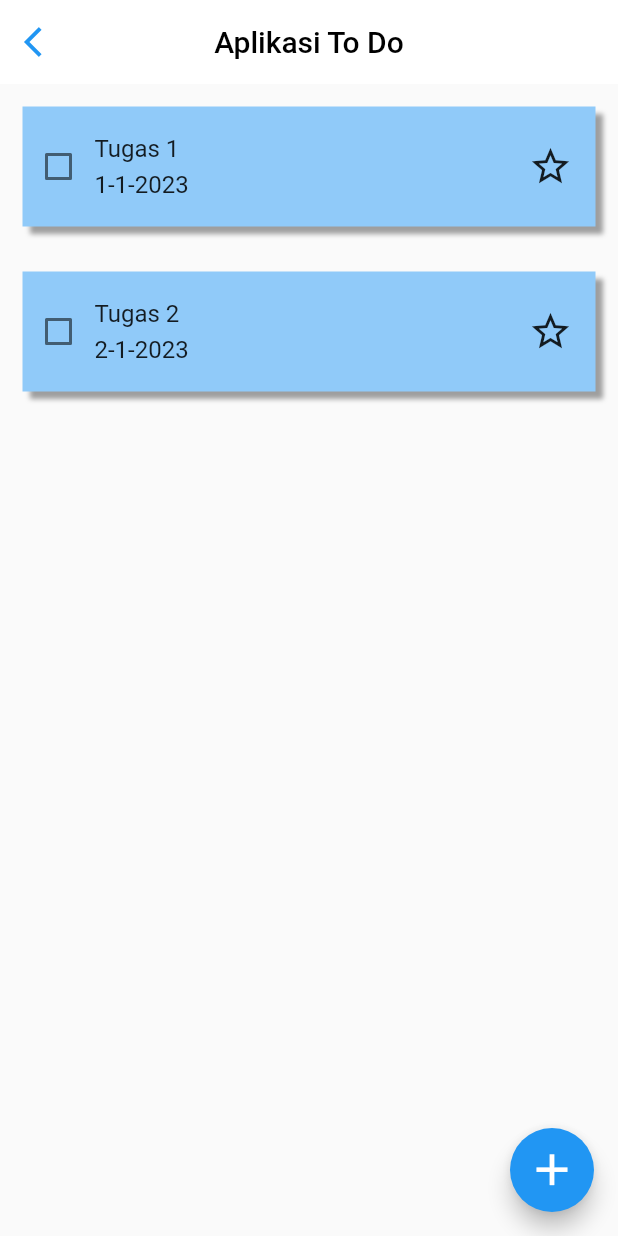
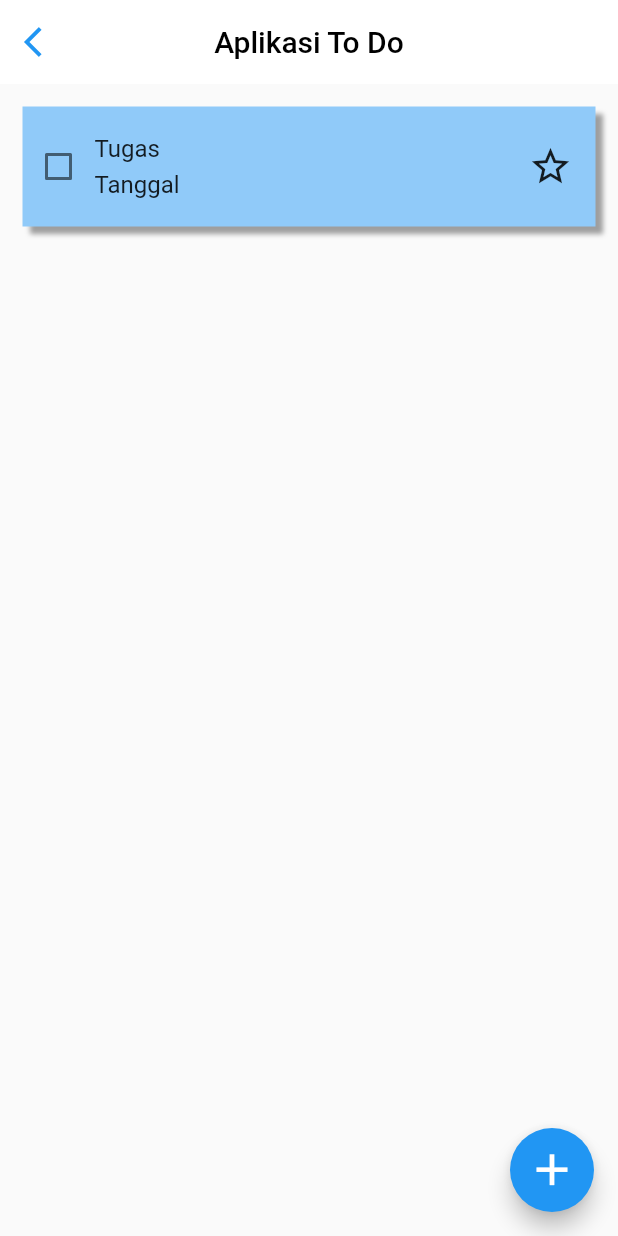
Before and after one commit to FajarRAP/to_do_lite, a Flutter app: the screen it shows after launch, after a tap on "Klik Di Sini", on a phone screen of 412 x 824 dp. Run offline on Flutter 3.47's test engine with Material 2 defaults, Android fonts, the phone set to English and light mode, and no system bars.

Commit message:
menambah provider dan aplikasi berjalan

```diff
--- a/lib/main.dart
+++ b/lib/main.dart
@@ -1,5 +1,7 @@
 import 'package:flutter/material.dart';
+import 'package:provider/provider.dart';
 import 'package:to_do_lite/pages/home_page.dart';
+import 'package:to_do_lite/provider/to_do_model_provider.dart';
 import 'package:to_do_lite/routes/generated_routes.dart';
 
 void main(List<String> args) {
@@ -10,10 +12,13 @@ class MyApp extends StatelessWidget {
   const MyApp({super.key});
   @override
   Widget build(BuildContext context) {
-    return const MaterialApp(
-      debugShowCheckedModeBanner: false,
-      home: HomePage(),
-      onGenerateRoute: GeneratedRoutes.generatedRoutes,
+    return ChangeNotifierProvider(
+      create: (context) => ToDoModelProvider(),
+      child: const MaterialApp(
+        debugShowCheckedModeBanner: false,
+        home: HomePage(),
+        onGenerateRoute: GeneratedRoutes.generatedRoutes,
+      ),
     );
   }
 }
--- a/lib/pages/add_to_do.dart
+++ b/lib/pages/add_to_do.dart
@@ -1,12 +1,18 @@
 import 'package:flutter/material.dart';
+import 'package:intl/intl.dart';
+import 'package:provider/provider.dart';
 import 'package:to_do_lite/components/appbar.dart';
+import 'package:to_do_lite/models/to_do_model.dart';
+import 'package:to_do_lite/provider/to_do_model_provider.dart';
 
 class AddToDoPage extends StatelessWidget {
   const AddToDoPage({super.key});
   @override
   Widget build(BuildContext context) {
-    String x;
-    String y;
+    final toDoProvider = Provider.of<ToDoModelProvider>(context);
+
+    String tugas = "Belum di isi";
+    String tanggal = "Belum di isi";
     return Scaffold(
       appBar: appBarAinx(
         IconButton(
@@ -39,7 +45,7 @@ class AddToDoPage extends StatelessWidget {
               ),
               autofocus: false,
               onChanged: (value) {
-                x = value;
+                tugas = value;
               },
             ),
           ),
@@ -56,7 +62,7 @@ class AddToDoPage extends StatelessWidget {
                       firstDate: DateTime(2002),
                       lastDate: DateTime(2024),
                     ).then((value) {
-                      y = value.toString();
+                      tanggal = DateFormat("E, d-M-y").format(value!);
                     });
                   },
                   child: Container(
@@ -79,6 +85,9 @@ class AddToDoPage extends StatelessWidget {
                 ),
                 InkWell(
                   onTap: () {
+                    toDoProvider.addList(
+                      ToDoModel(tugas: tugas, tanggal: tanggal),
+                    );
                     Navigator.of(context).pop();
                   },
                   child: Container(
--- a/lib/pages/to_do_page.dart
+++ b/lib/pages/to_do_page.dart
@@ -1,6 +1,8 @@
 import 'package:flutter/material.dart';
+import 'package:provider/provider.dart';
 import 'package:to_do_lite/components/appbar.dart';
 import 'package:to_do_lite/models/to_do_model.dart';
+import 'package:to_do_lite/provider/to_do_model_provider.dart';
 import 'package:to_do_lite/routes/constant_routes.dart';
 
 class ToDoPage extends StatefulWidget {
@@ -10,12 +12,10 @@ class ToDoPage extends StatefulWidget {
 }
 
 class _ToDoPageState extends State<ToDoPage> {
-  List<ToDoModel> x = [
-    ToDoModel(tugas: "Tugas 1", tanggal: "1-1-2023"),
-    ToDoModel(tugas: "Tugas 2", tanggal: "2-1-2023"),
-  ];
   @override
   Widget build(BuildContext context) {
+    final toDoProvider = Provider.of<ToDoModelProvider>(context);
+    final getToDo = toDoProvider.list;
     return Scaffold(
       appBar: appBarAinx(
         IconButton(
@@ -29,7 +29,7 @@ class _ToDoPageState extends State<ToDoPage> {
         ),
       ),
       body: Column(
-        children: x.map((e) => ListToDoPage(toDoModel: e)).toList(),
+        children: getToDo.map((e) => ListToDoPage(toDoModel: e)).toList(),
       ),
       floatingActionButton: FloatingActionButton(
         onPressed: () {
@@ -70,7 +70,7 @@ class _ListToDoPageState extends State<ListToDoPage> {
   @override
   Widget build(BuildContext context) {
     return Padding(
-      padding: const EdgeInsets.all(15.0),
+      padding: const EdgeInsets.fromLTRB(15, 15, 15, 0),
       child: Container(
         width: double.infinity,
         height: 80,
--- /dev/null
+++ b/lib/provider/to_do_model_provider.dart
@@ -0,0 +1,13 @@
+import 'package:flutter/material.dart';
+import 'package:to_do_lite/models/to_do_model.dart';
+
+class ToDoModelProvider extends ChangeNotifier {
+  final List<ToDoModel> _list = [
+    ToDoModel(tugas: "Tugas", tanggal: "Tanggal"),
+  ];
+  List<ToDoModel> get list => _list;
+  void addList(ToDoModel toDoModel) {
+    _list.add(toDoModel);
+    notifyListeners();
+  }
+}
--- a/pubspec.yaml
+++ b/pubspec.yaml
@@ -35,6 +35,8 @@ dependencies:
   # The following adds the Cupertino Icons font to your application.
   # Use with the CupertinoIcons class for iOS style icons.
   cupertino_icons: ^1.0.2
+  provider: ^6.0.5
+  intl: ^0.18.0
 
 dev_dependencies:
   flutter_test:
@@ -46,7 +48,6 @@ dev_dependencies:
   # package. See that file for information about deactivating specific lint
   # rules and activating additional ones.
   flutter_lints: ^2.0.0
-
 # For information on the generic Dart part of this file, see the
 # following page: https://dart.dev/tools/pub/pubspec
 
```
Also changed, not shown: pubspec.lock.
